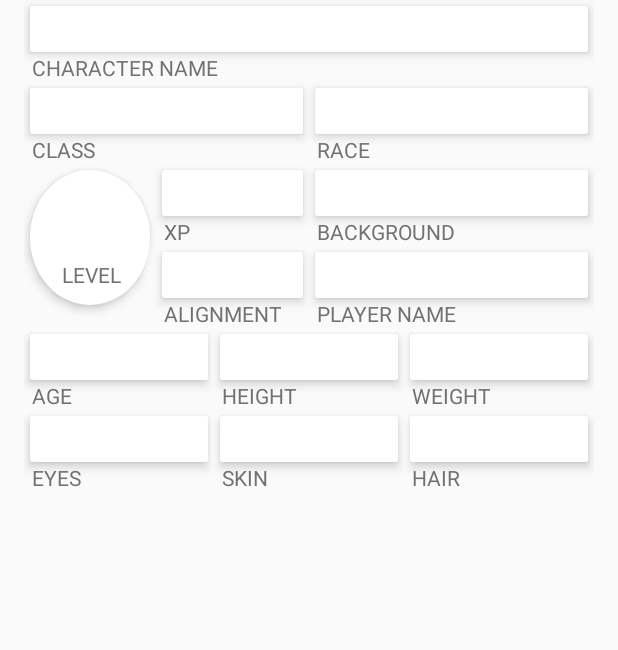
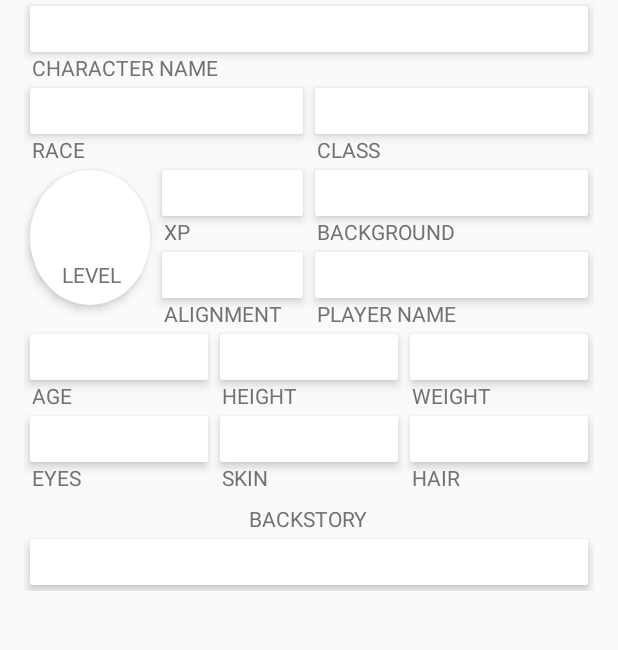
Before and after one commit to KnutKnutson/CharacterSheet2, an Android app: the CharacterSheetViewPagerFragment screen opened directly, with no data from a screen before it, on a phone screen of 412 x 824 dp, the part 300-950 px from its top. Run offline under Robolectric (Android 15) with nearby library versions, the light colour scheme and no system bars; our stand-ins replace Picasso; libraries missing offline, so code that uses them is left out: io.realm; pictures from the network do not load; 18 statements that could not run were skipped.

Commit message:
implemented profile

```diff
--- a/app/src/main/java/com/boredombabies/charactersheet/adapter/CharacterListAdapter.java
+++ b/app/src/main/java/com/boredombabies/charactersheet/adapter/CharacterListAdapter.java
@@ -60,8 +60,8 @@ public class CharacterListAdapter extends ArrayAdapter<PlayerCharacter> {
         //viewHolder.characterIcon.setImageResource(R.drawable.ic_person_outline_24dp);
         viewHolder.characterName.setText(character.getName());
         viewHolder.characterLevel.setText("lvl: " + character.getProfile().getLevel());
-        viewHolder.characterRace.setText("Race");
-        viewHolder.characterClass.setText("Class");
+        viewHolder.characterRace.setText(character.getCharacterRace());
+        viewHolder.characterClass.setText(character.getCharacterClass());
         // Return the completed view to render on screen
         return convertView;
     }
--- a/app/src/main/java/com/boredombabies/charactersheet/fragment/CharacterProfileFragment.java
+++ b/app/src/main/java/com/boredombabies/charactersheet/fragment/CharacterProfileFragment.java
@@ -70,20 +70,6 @@ public class CharacterProfileFragment extends Fragment {
         if (parentBundle != null) {
             this.viewPagerPreferencesNumber = parentBundle.getInt(Constants.VIEW_PAGER_PREF_NUMBER);
         }
-        /*
-        if (getArguments().containsKey(ARG_ITEM_ID)) {
-            // Load the dummy content specified by the fragment
-            // arguments. In a real-world scenario, use a Loader
-            // to load content from a content provider.
-            mItem = DummyContent.ITEM_MAP.get(getArguments().getString(ARG_ITEM_ID));
-
-            Activity activity = this.getActivity();
-            CollapsingToolbarLayout appBarLayout = (CollapsingToolbarLayout) activity.findViewById(R.id.toolbar_layout);
-            if (appBarLayout != null) {
-                appBarLayout.setTitle(mItem.content);
-            }
-        }
-        */
     }
 
     @Override
@@ -102,6 +88,134 @@ public class CharacterProfileFragment extends Fragment {
             public void afterTextChangedCallback(Editable s) {
                 //callbacks.refreshFragments(viewPagerPreferencesNumber);
                 callbacks.setHeaderText(s.toString());
+            }
+        });
+
+        EditText characterClass = (EditText) rootView.findViewById(R.id.characterClass);
+        characterClass.setText(playerCharacter.getCharacterClass());
+        characterClass.addTextChangedListener(new EditTextTextWatcher(getActivity()) {
+            @Override
+            public void inTransactionCallback(Editable s) {
+                playerCharacter.setCharacterClass(s.toString());
+            }
+        });
+
+        EditText characterRace = (EditText) rootView.findViewById(R.id.characterRace);
+        characterRace.setText(playerCharacter.getCharacterRace());
+        characterRace.addTextChangedListener(new EditTextTextWatcher(getActivity()) {
+            @Override
+            public void inTransactionCallback(Editable s) {
+                playerCharacter.setCharacterRace(s.toString());
+            }
+        });
+
+        EditText level = (EditText) rootView.findViewById(R.id.characterLevel);
+        level.setText(Integer.toString(playerCharacter.getProfile().getLevel()));
+        level.addTextChangedListener(new EditTextTextWatcher(getActivity()) {
+            @Override
+            public void inTransactionCallback(Editable s) {
+                int lvl = (s.toString().isEmpty() ? 0 : Integer.parseInt(s.toString()));
+                playerCharacter.getProfile().setLevel(lvl);
+            }
+        });
+
+        EditText xp = (EditText) rootView.findViewById(R.id.characterXP);
+        xp.setText(Integer.toString(playerCharacter.getProfile().getExperiencePoints()));
+        xp.addTextChangedListener(new EditTextTextWatcher(getActivity()) {
+            @Override
+            public void inTransactionCallback(Editable s) {
+                int xp = (s.toString().isEmpty() ? 0 : Integer.parseInt(s.toString()));
+                playerCharacter.getProfile().setExperiencePoints(xp);
+            }
+        });
+
+        EditText background = (EditText) rootView.findViewById(R.id.characterBackground);
+        background.setText(playerCharacter.getProfile().getBackground());
+        background.addTextChangedListener(new EditTextTextWatcher(getActivity()) {
+            @Override
+            public void inTransactionCallback(Editable s) {
+                playerCharacter.getProfile().setBackground(s.toString());
+            }
+        });
+
+        EditText alignment = (EditText) rootView.findViewById(R.id.characterAlignment);
+        alignment.setText(playerCharacter.getProfile().getAlignment());
+        alignment.addTextChangedListener(new EditTextTextWatcher(getActivity()) {
+            @Override
+            public void inTransactionCallback(Editable s) {
+                playerCharacter.getProfile().setAlignment(s.toString());
+            }
+        });
+
+        EditText playerName = (EditText) rootView.findViewById(R.id.playerName);
+        playerName.setText(playerCharacter.getProfile().getPlayerName());
+        playerName.addTextChangedListener(new EditTextTextWatcher(getActivity()) {
+            @Override
+            public void inTransactionCallback(Editable s) {
+                playerCharacter.getProfile().setPlayerName(s.toString());
+            }
+        });
+
+        EditText age = (EditText) rootView.findViewById(R.id.age);
+        age.setText(playerCharacter.getProfile().getAge());
+        age.addTextChangedListener(new EditTextTextWatcher(getActivity()) {
+            @Override
+            public void inTransactionCallback(Editable s) {
+                playerCharacter.getProfile().setAge(s.toString());
+            }
+        });
+
+        EditText height = (EditText) rootView.findViewById(R.id.height);
+        height.setText(playerCharacter.getProfile().getHeight());
+        height.addTextChangedListener(new EditTextTextWatcher(getActivity()) {
+            @Override
+            public void inTransactionCallback(Editable s) {
+                playerCharacter.getProfile().setHeight(s.toString());
+            }
+        });
+
+        EditText weight = (EditText) rootView.findViewById(R.id.weight);
+        weight.setText(playerCharacter.getProfile().getWeight());
+        weight.addTextChangedListener(new EditTextTextWatcher(getActivity()) {
+            @Override
+            public void inTransactionCallback(Editable s) {
+                playerCharacter.getProfile().setWeight(s.toString());
+            }
+        });
+
+        EditText eyes = (EditText) rootView.findViewById(R.id.eyes);
+        eyes.setText(playerCharacter.getProfile().getEyes());
+        eyes.addTextChangedListener(new EditTextTextWatcher(getActivity()) {
+            @Override
+            public void inTransactionCallback(Editable s) {
+                playerCharacter.getProfile().setEyes(s.toString());
+            }
+        });
+
+        EditText skin = (EditText) rootView.findViewById(R.id.skin);
+        skin.setText(playerCharacter.getProfile().getSkin());
+        skin.addTextChangedListener(new EditTextTextWatcher(getActivity()) {
+            @Override
+            public void inTransactionCallback(Editable s) {
+                playerCharacter.getProfile().setSkin(s.toString());
+            }
+        });
+
+        EditText hair = (EditText) rootView.findViewById(R.id.hair);
+        hair.setText(playerCharacter.getProfile().getHair());
+        hair.addTextChangedListener(new EditTextTextWatcher(getActivity()) {
+            @Override
+            public void inTransactionCallback(Editable s) {
+                playerCharacter.getProfile().setHair(s.toString());
+            }
+        });
+
+        EditText backstory = (EditText) rootView.findViewById(R.id.backstory);
+        backstory.setText(playerCharacter.getProfile().getBackstory());
+        backstory.addTextChangedListener(new EditTextTextWatcher(getActivity()) {
+            @Override
+            public void inTransactionCallback(Editable s) {
+                playerCharacter.getProfile().setBackstory(s.toString());
             }
         });
 
--- a/app/src/main/res/layout/fragment_character_profile.xml
+++ b/app/src/main/res/layout/fragment_character_profile.xml
@@ -32,27 +32,27 @@
 
         <EditText
             style="@style/BaseEditTextView"
-            android:id="@+id/characterClass"
+            android:id="@+id/characterRace"
             android:layout_below="@+id/characterNameLabel"
             android:layout_toLeftOf="@+id/class_race_strut"/>
 
         <TextView
             style="@style/BaseTextView"
-            android:id="@+id/characterClassLabel"
-            android:text="@string/label_character_class"
-            android:layout_below="@+id/characterClass"/>
+            android:id="@+id/characterRaceLabel"
+            android:text="@string/label_character_race"
+            android:layout_below="@+id/characterRace"/>
 
         <EditText
             style="@style/BaseEditTextView"
-            android:id="@+id/characterRace"
+            android:id="@+id/characterClass"
             android:layout_below="@+id/characterNameLabel"
             android:layout_toRightOf="@+id/class_race_strut"/>
 
         <TextView
             style="@style/BaseTextView"
-            android:id="@+id/characterRaceLabel"
-            android:text="@string/label_character_race"
-            android:layout_below="@+id/characterRace"
+            android:id="@+id/characterClassLabel"
+            android:text="@string/label_character_class"
+            android:layout_below="@+id/characterClass"
             android:layout_toRightOf="@+id/class_race_strut"/>
 
         <EditText
@@ -63,9 +63,9 @@
             android:layout_height="90dp"
             android:background="@drawable/circle"
             android:gravity="center_horizontal"
-            android:paddingTop="3dp"
+            android:paddingTop="15dp"
             android:paddingLeft="0dp"
-            android:textSize="25sp"
+            android:textSize="30sp"
             android:layout_below="@+id/characterRaceLabel"/>
 
         <TextView
@@ -80,6 +80,7 @@
         <EditText
             style="@style/BaseEditTextView"
             android:id="@+id/characterXP"
+            android:inputType="number"
             android:layout_below="@+id/characterClassLabel"
             android:layout_toRightOf="@+id/characterLevel"
             android:layout_toLeftOf="@+id/class_race_strut"/>
@@ -254,5 +255,19 @@
                     android:layout_below="@+id/hair"/>
             </RelativeLayout>
         </LinearLayout>
+
+        <TextView
+            style="@style/BaseTextView"
+            android:id="@+id/backstoryLabel"
+            android:text="@string/label_character_backstory"
+            android:layout_marginTop="8dp"
+            android:layout_below="@+id/three_column_row_2"
+            android:layout_centerHorizontal="true"/>
+
+        <EditText
+            style="@style/BaseEditTextView"
+            android:id="@+id/backstory"
+            android:minLines="4"
+            android:layout_below="@+id/backstoryLabel"/>
     </RelativeLayout>
 </ScrollView>
--- a/app/src/main/res/values/strings.xml
+++ b/app/src/main/res/values/strings.xml
@@ -21,6 +21,7 @@
     <string name="label_character_eyes">EYES</string>
     <string name="label_character_skin">SKIN</string>
     <string name="label_character_hair">HAIR</string>
+    <string name="label_character_backstory">BACKSTORY</string>
 
     <string name="label_inspiration">INSPIRATION</string>
     <string name="label_proficiency_bonus">PROFICIENCY BONUS</string>
```
Also changed, not shown: app/src/main/java/com/boredombabies/charactersheet/activity/CharacterProfileActivity.java (deleted, +0 -87 lines), app/src/main/java/com/boredombabies/charactersheet/model/PlayerCharacter.java (+3 -6 lines), app/src/main/java/com/boredombabies/charactersheet/model/Profile.java (+7 -0 lines).
